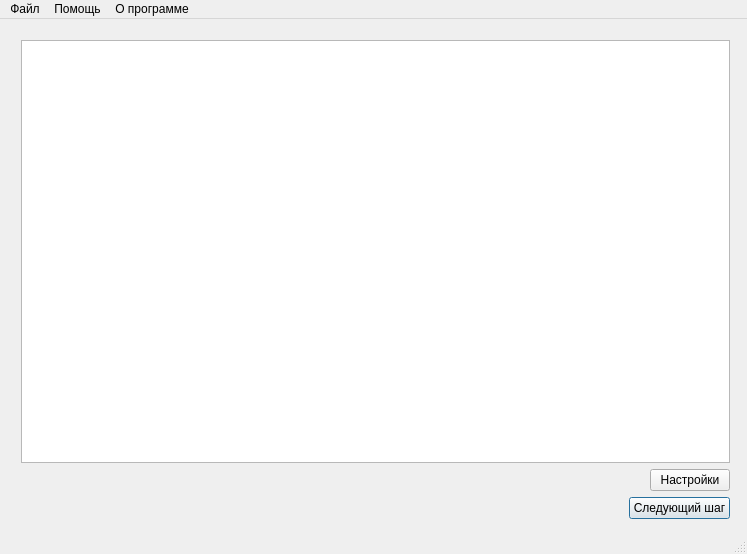
Qt form mainwindow.ui (vihka-spihka/KohonenMaps) before a commit.
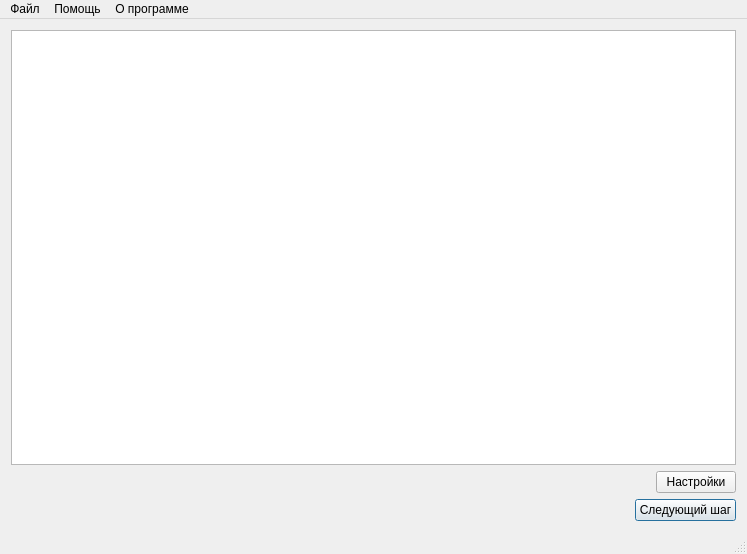
The same form after that commit. Icons and pictures are not drawn.

```diff
--- a/mainwindow.ui
+++ b/mainwindow.ui
@@ -24,26 +24,9 @@
     <normaloff>:/Icons/mainIcon.png</normaloff>:/Icons/mainIcon.png</iconset>
   </property>
   <widget class="QWidget" name="centralWidget">
-   <widget class="QWidget" name="">
-    <property name="geometry">
-     <rect>
-      <x>10</x>
-      <y>10</y>
-      <width>731</width>
-      <height>501</height>
-     </rect>
-    </property>
+   <layout class="QHBoxLayout" name="horizontalLayout">
+    <item>
     <layout class="QGridLayout" name="gridLayout_2">
-     <item row="0" column="0">
-      <widget class="QGraphicsView" name="graphicsView">
-       <property name="minimumSize">
-        <size>
-         <width>471</width>
-         <height>300</height>
-        </size>
-       </property>
-      </widget>
-     </item>
      <item row="1" column="0">
       <layout class="QGridLayout" name="gridLayout">
        <item row="0" column="0" colspan="2">
@@ -110,10 +93,31 @@
          </property>
         </widget>
        </item>
-      </layout>
-     </item>
-    </layout>
-   </widget>
+        <item row="1" column="0">
+         <spacer name="horizontalSpacer_2">
+          <property name="orientation">
+           <enum>Qt::Horizontal</enum>
+          </property>
+          <property name="sizeHint" stdset="0">
+           <size>
+            <width>40</width>
+            <height>20</height>
+           </size>
+          </property>
+         </spacer>
+        </item>
+       </layout>
+      </item>
+      <item row="0" column="0">
+       <widget class="QGraphicsView" name="graphicsView">
+        <property name="alignment">
+         <set>Qt::AlignLeading|Qt::AlignLeft|Qt::AlignTop</set>
+        </property>
+       </widget>
+      </item>
+     </layout>
+    </item>
+   </layout>
   </widget>
   <widget class="QMenuBar" name="menuBar">
    <property name="geometry">
```
Left out of the diff: 13 changed lines with no effect on the pictures. Lines whose indentation alone changed are shown as unchanged.
